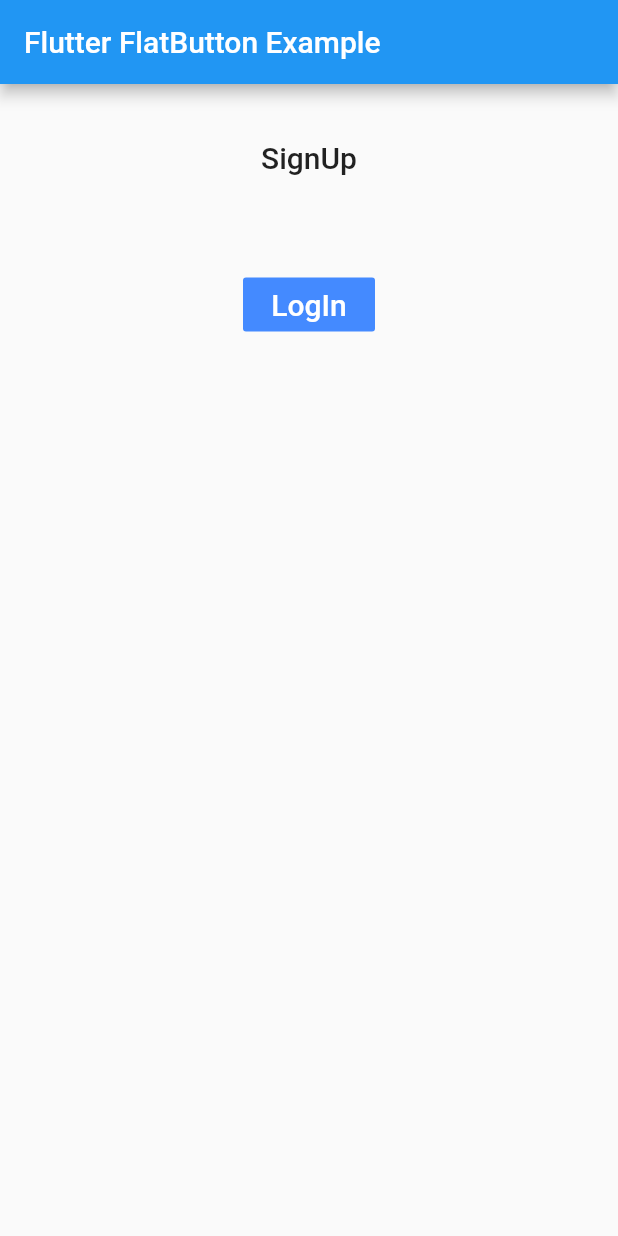
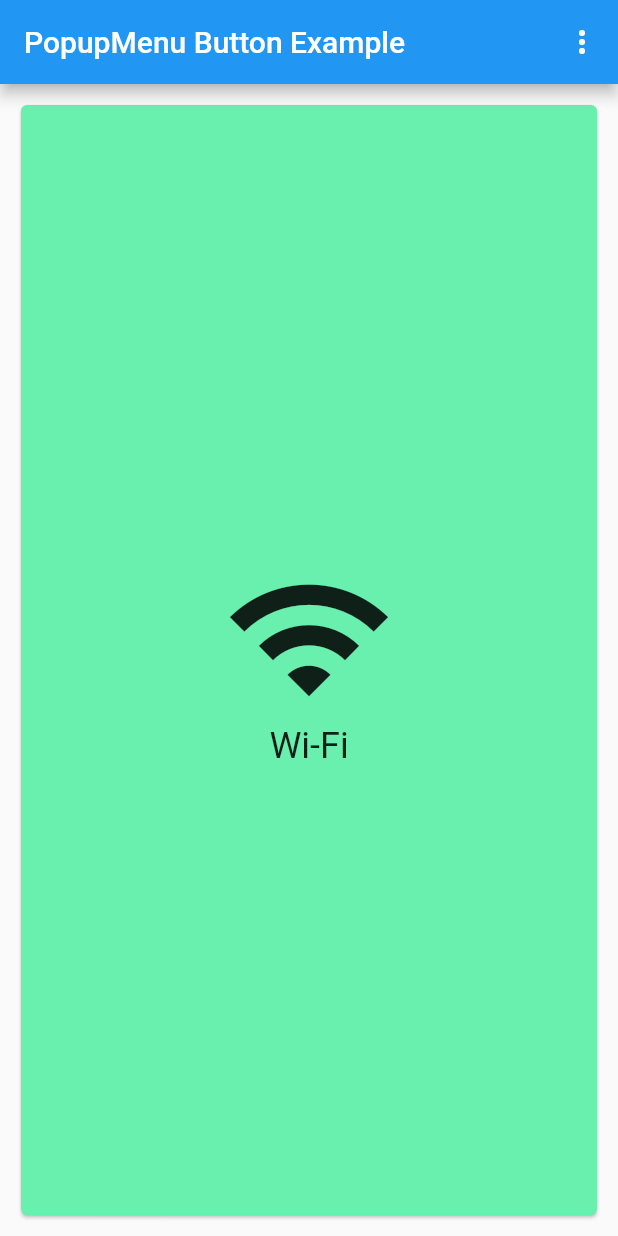
Before and after one commit to osamhack2021/APP_Geubyang_Jikimi_RT, a Flutter app: the screen it shows after launch, on a phone screen of 412 x 824 dp. Run offline on Flutter 3.47's test engine with Material 2 defaults, Android fonts, the phone set to English and light mode, and no system bars; our stand-ins replace table_calendar; missing offline and left inert: polls.

```diff
--- a/playground/practice/button/lib/main.dart
+++ b/playground/practice/button/lib/main.dart
@@ -1,8 +1,8 @@
+// ignore_for_file: unnecessary_const
+
 import 'package:flutter/material.dart';
 
-void main() {
-  runApp(MyApp());
-}
+void main() { runApp(MyApp());}
 
 class MyApp extends StatefulWidget {
   @override
@@ -10,33 +10,75 @@ class MyApp extends StatefulWidget {
 }
 
 class _MyAppState extends State<MyApp> {
+  Choice _selectedOption = choices[0];
+
+  void _select(Choice choice) {
+    setState(() {
+      _selectedOption = choice;
+    });
+  }
   @override
   Widget build(BuildContext context) {
     return MaterialApp(
       home: Scaffold(
-          appBar: AppBar(
-            title: Text('Flutter FlatButton Example'),
-          ),
-          body: Center(child: Column(children: <Widget>[
-            Container(
-              margin: EdgeInsets.all(25),
-              child: FlatButton(
-                child: Text('SignUp', style: TextStyle(fontSize: 20.0),),
-                onPressed: () {},
-              ),
+        appBar: AppBar(
+          title: const Text('PopupMenu Button Example'),
+          actions: <Widget>[
+            PopupMenuButton<Choice>(
+              onSelected: _select,
+              itemBuilder: (BuildContext context) {
+                return choices.skip(0).map((Choice choice) {
+                  return PopupMenuItem<Choice>(
+                    value: choice,
+                    child: Text(choice.name),
+                  );
+                }).toList();
+              },
             ),
-            Container(
-              margin: EdgeInsets.all(25),
-              child: FlatButton(
-                child: Text('LogIn', style: TextStyle(fontSize: 20.0),),
-                color: Colors.blueAccent,
-                textColor: Colors.white,
-                onPressed: () {},
-              ),
-            ),
-          ]
-         ))
+          ],
+        ),
+        body: Padding(
+          padding: const EdgeInsets.all(10.0),
+          child: ChoiceCard(choice: _selectedOption),
+        ),
       ),
     );
   }
 }
+
+class Choice {
+  const Choice({this.name, this.icon});
+  final String name;
+  final IconData icon;
+}
+
+const List<Choice> choices = const <Choice>[
+  const Choice(name: 'Wi-Fi', icon: Icons.wifi),
+  const Choice(name: 'Bluetooth', icon: Icons.bluetooth),
+  const Choice(name: 'Battery', icon: Icons.battery_alert),
+  const Choice(name: 'Storage', icon: Icons.storage),
+];
+
+class ChoiceCard extends StatelessWidget {
+  const ChoiceCard({ Key key, this.choice}) : super(key: key);
+
+  final Choice choice;
+
+  @override
+  Widget build(BuildContext context) {
+    final TextStyle textStyle = Theme.of(context).textTheme.headline;
+    return Card(
+      color: Colors.greenAccent,
+      child: Center(
+        child: Column(
+          mainAxisSize: MainAxisSize.min,
+          crossAxisAlignment: CrossAxisAlignment.center,
+          children: <Widget>[
+            Icon(choice.icon, size: 115.0, color: textStyle.color),
+            Text(choice.name, style: textStyle),
+          ],
+        ),
+      ),
+    );
+  }
+}
```
Also changed, not shown: playground/practice/vote/lib/main.dart (+62 -94 lines).
